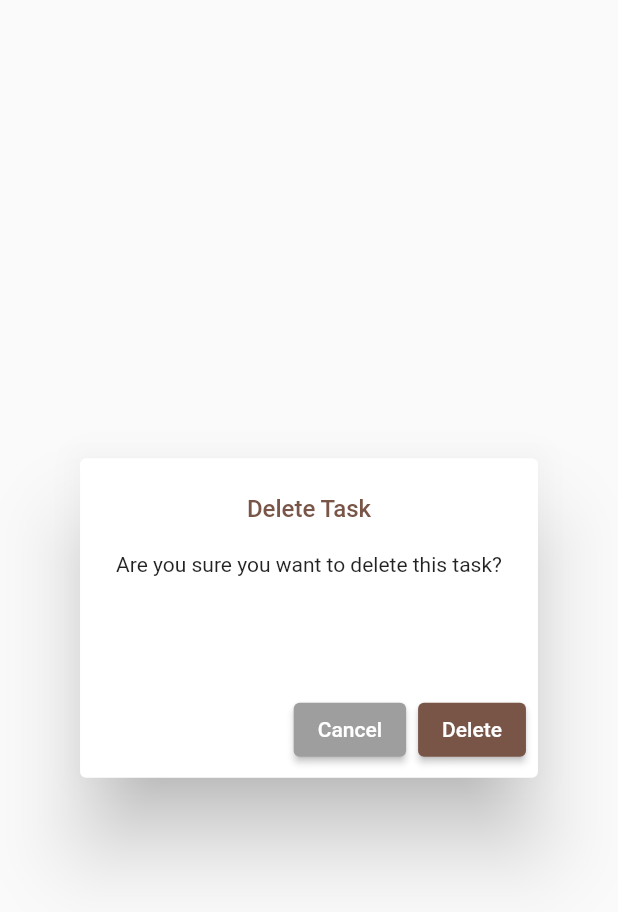
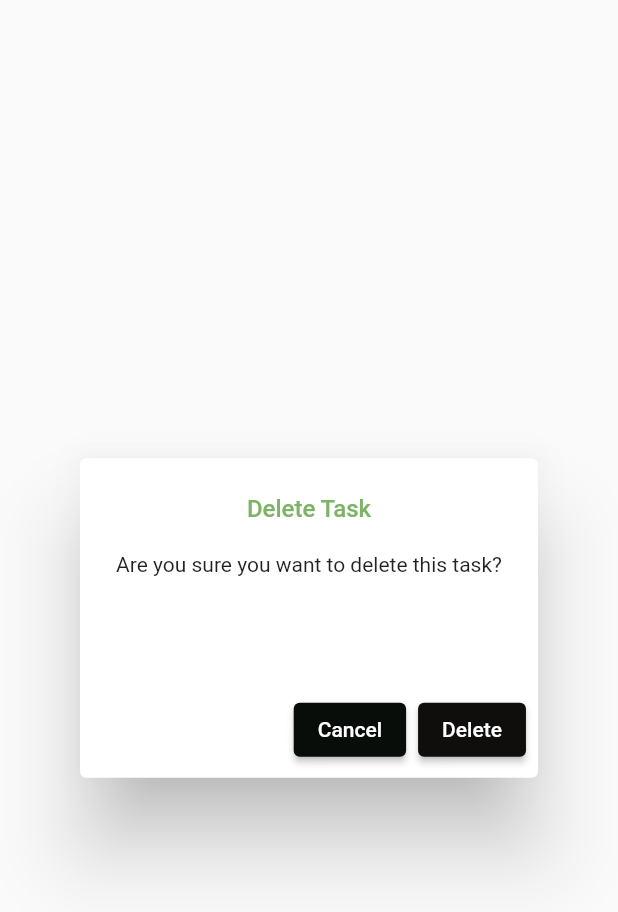
Before and after one commit to varuni7/Dementia-app, a Flutter app: the DeleteTaskDialog widget shown alone on an empty page, opened directly with empty values, on a phone screen of 412 x 824 dp. Shown: the top 912 px of the screen. Run offline on Flutter 3.47's test engine with Material 2 defaults, Android fonts, the phone set to English and light mode, and no system bars; our stand-ins replace cloud_firestore, confetti, dropdown_button2, firebase_auth, firebase_core, flutter_riverpod and 3 more; accounts and stored records are empty.

Commit message:
code refactor

```diff
--- a/lib/src/activities/phone recall/Phone_recall_data.dart
+++ b/lib/src/activities/phone recall/Phone_recall_data.dart
@@ -1,8 +1,8 @@
 import 'package:cloud_firestore/cloud_firestore.dart';
-import 'package:confetti/confetti.dart';
+
 import 'package:firebase_auth/firebase_auth.dart';
-import 'package:flutter/material.dart';
-import 'package:flutter_tts/flutter_tts.dart';
+
+
 
 
 
--- a/lib/src/activities/todo_activity_new/widgets/delete_task_dialog.dart
+++ b/lib/src/activities/todo_activity_new/widgets/delete_task_dialog.dart
@@ -19,7 +19,7 @@ class _DeleteTaskDialogState extends State<DeleteTaskDialog> {
       title: const Text(
         'Delete Task',
         textAlign: TextAlign.center,
-        style: TextStyle(fontSize: 16, color: Colors.brown),
+        style: TextStyle(fontSize: 16, color: Color.fromARGB(255, 124, 179, 101)),
       ),
       content: SizedBox(
         child: Form(
@@ -45,7 +45,7 @@ class _DeleteTaskDialogState extends State<DeleteTaskDialog> {
             Navigator.of(context, rootNavigator: true).pop();
           },
           style: ElevatedButton.styleFrom(
-            primary: Colors.grey,
+            primary: Color.fromARGB(255, 8, 13, 9),
           ),
           child: const Text('Cancel'),
         ),
@@ -55,7 +55,7 @@ class _DeleteTaskDialogState extends State<DeleteTaskDialog> {
             Navigator.of(context, rootNavigator: true).pop();
           },
           style: ElevatedButton.styleFrom(
-            primary: Colors.brown,
+            primary: Color.fromARGB(255, 16, 13, 13),
           ),
           child: const Text('Delete'),
         ),
--- a/lib/src/pages/login_page.dart
+++ b/lib/src/pages/login_page.dart
@@ -9,6 +9,7 @@ import 'package:flutter/src/widgets/framework.dart';
 import 'package:flutter_riverpod/flutter_riverpod.dart';
 import 'package:google_sign_in/google_sign_in.dart';
 import 'package:projectroots/src/pages/patient_screen.dart';
+import 'package:projectroots/src/pages/signup_form.dart';
 
 class LoginPage extends StatelessWidget {
   LoginPage({super.key});
--- a/pubspec.yaml
+++ b/pubspec.yaml
@@ -42,6 +42,8 @@ dependencies:
   # Use with the CupertinoIcons class for iOS style icons.
   cupertino_icons: ^0.1.2
   validators: ^2.0.0+1
+  dropdown_button2: ^2.1.0
+  fluttertoast: ^8.2.1
 
 
 
```
Also changed, not shown: lib/src/activities/reverse spell/reverse_spell.dart (+2 -11 lines), lib/src/activities/reverse spell/reverse_spell_test.dart (added, +42 -0 lines), lib/src/activities/wordsearch/word_search.dart (+11 -21 lines), lib/src/pages/signup_form.dart (+0 -13 lines), pubspec.lock, 1 other file.
